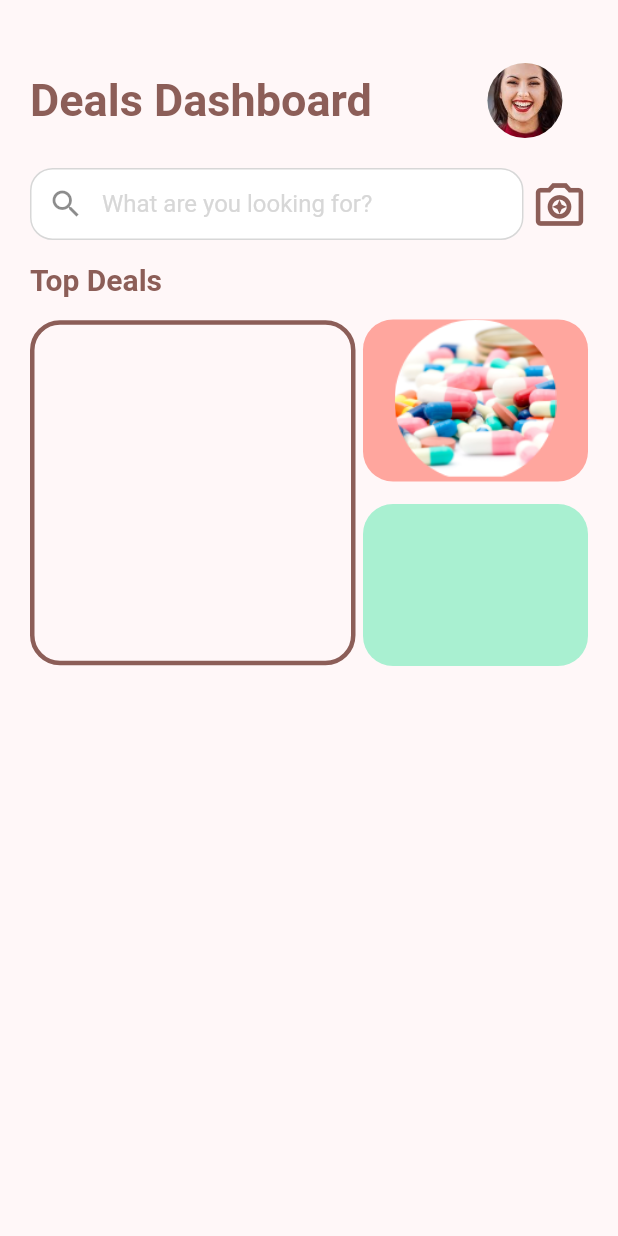
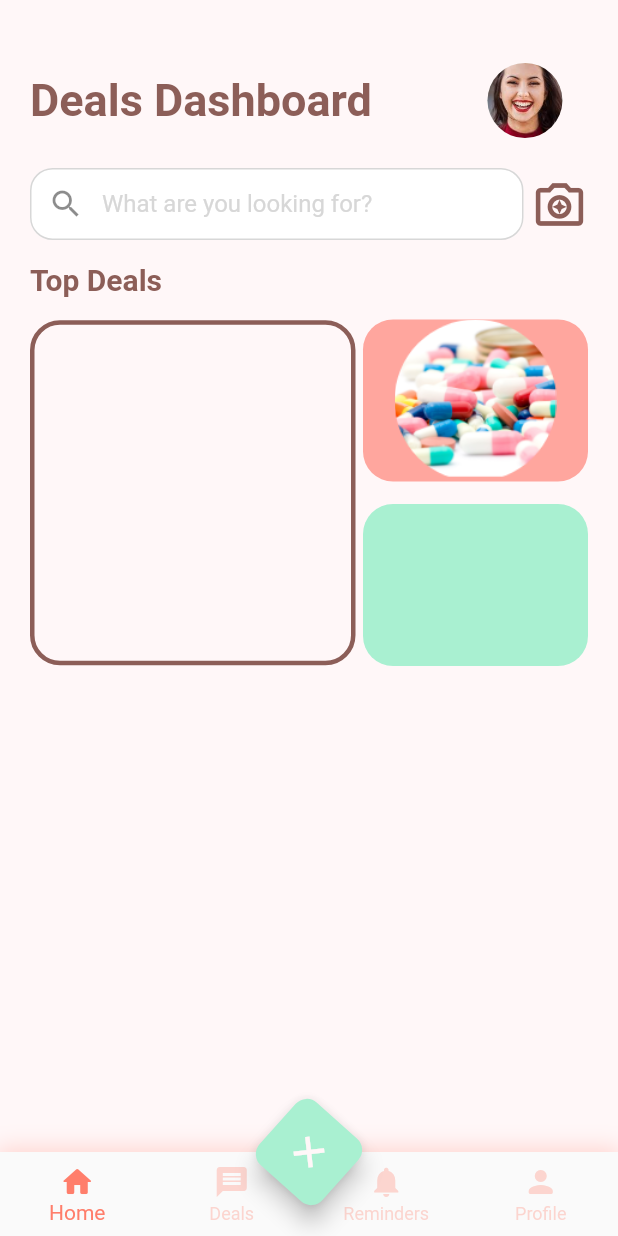
Before and after one commit to SaraHossGit/khalsana_app, a Flutter app: the DealsDashboard screen opened directly, on a phone screen of 412 x 824 dp. Run offline on Flutter 3.47's test engine with Material 2 defaults, Android fonts, the phone set to English and light mode, and no system bars.

Commit message:
Bottom Navigation Bar

```diff
--- a/lib/style/colors.dart
+++ b/lib/style/colors.dart
@@ -3,6 +3,7 @@ import 'package:flutter/material.dart';
 // Color defaultColor=Colors.deepOrange;
 const backgroundColor = const Color(0xFFFFF7F8);
 const buttonColor1 = const Color(0xFFA9F0D1);
+const buttonColor2 = const Color(0xFFFF7E6B);
 const TextColor1 = const Color(0xFF8C5E58);
 
 Map<int, Color> color = {
--- a/lib/view/dealsDashboard.dart
+++ b/lib/view/dealsDashboard.dart
@@ -1,15 +1,80 @@
+// ignore_for_file: prefer_const_constructors
+
 import 'package:flutter/material.dart';
 import 'package:khalsana_app/style/colors.dart';
 
 import '../shared/component/components.dart';
 
-class DealsDashboard extends StatelessWidget {
+class DealsDashboard extends StatefulWidget {
+  @override
+  State<DealsDashboard> createState() => _DealsDashboardState();
+}
+
+class _DealsDashboardState extends State<DealsDashboard> {
   var searchController = TextEditingController();
+  int _selectedIndex = 0;
+  void _onItemTapped(int index) {
+    setState(() {
+      _selectedIndex = index;
+    });
+  }
 
   @override
   Widget build(BuildContext context) {
     // ignore: prefer_const_literals_to_create_immutables
     return Scaffold(
+      floatingActionButton: Transform.rotate(
+        angle: 40,
+        child: FloatingActionButton(
+          foregroundColor: backgroundColor, //Color of the "add" icon
+          splashColor: buttonColor2, //Color when the icon is pressed
+          onPressed: () {},
+          child: Transform.rotate(
+              angle: 40,
+              child: const Icon(
+                Icons.add,
+                size: 35.0,
+              )),
+          backgroundColor: buttonColor1,
+          shape: RoundedRectangleBorder(
+            borderRadius: BorderRadius.circular(10.0),
+          ),
+        ),
+      ),
+      floatingActionButtonLocation: FloatingActionButtonLocation.centerDocked,
+      bottomNavigationBar: Container(
+        decoration: boxDecoration(),
+        // margin: const EdgeInsets.all(12.0),
+        child: ClipRRect(
+          // borderRadius:
+          // const BorderRadius.vertical(bottom: Radius.circular(25.0)),
+          child: BottomNavigationBar(
+            unselectedItemColor: buttonColor2.withOpacity(0.3),
+            selectedItemColor: buttonColor2,
+            type: BottomNavigationBarType.fixed,
+            items: const [
+              BottomNavigationBarItem(
+                icon: Icon(Icons.home_rounded),
+                label: 'Home',
+              ),
+              BottomNavigationBarItem(
+                icon: Icon(Icons.message),
+                label: 'Deals',
+              ),
+              BottomNavigationBarItem(
+                icon: Icon(Icons.notifications),
+                label: 'Reminders',
+              ),
+              BottomNavigationBarItem(
+                icon: Icon(Icons.person_rounded),
+                label: 'Profile',
+              ),
+            ],
+            currentIndex: _selectedIndex,
+            onTap: _onItemTapped,
+          ),
+        ),
+      ),
       body: SafeArea(
         child: Padding(
           padding: const EdgeInsets.all(
@@ -22,8 +87,9 @@ class DealsDashboard extends StatelessWidget {
                 height: 22.0,
               ),
               Row(
+                // ignore: prefer_const_literals_to_create_immutables
                 children: [
-                  const Text(
+                  Text(
                     "Deals Dashboard",
                     style: TextStyle(
                       color: TextColor1,
@@ -130,4 +196,16 @@ class DealsDashboard extends StatelessWidget {
       ),
     );
   }
+
+  BoxDecoration boxDecoration() {
+    return BoxDecoration(
+      boxShadow: [
+        BoxShadow(
+          color: buttonColor2.withOpacity(0.3),
+          spreadRadius: 2,
+          blurRadius: 12,
+        ),
+      ],
+    );
+  }
 }
--- a/lib/view/homeScreen.dart
+++ b/lib/view/homeScreen.dart
@@ -1,3 +1,5 @@
+// ignore_for_file: prefer_const_constructors
+
 import 'dart:async';
 
 import 'package:flutter/material.dart';
@@ -98,7 +100,7 @@ class _HomeScreenState extends State<HomeScreen> {
                       controller: passwordController,
                       hint: 'Password',
                       prefixIcon: Icons.lock,
-                      suffixIcon: Icons.remove_red_eye,
+                      suffixIcon: suffix,
                       isPassword: isPassword,
                       validate: (value) {
                         if (value.isEmpty) {
```
